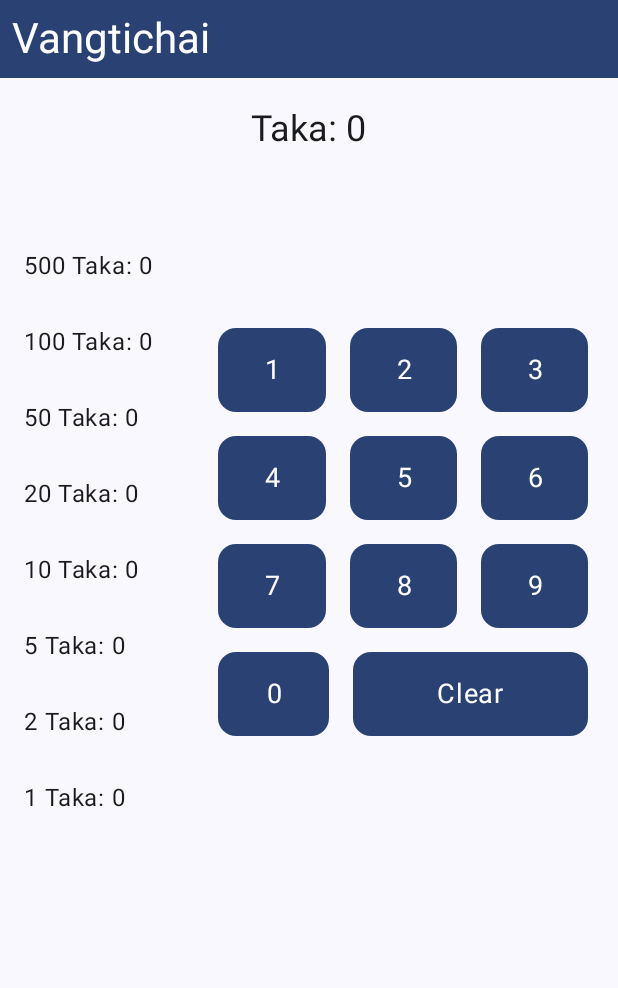
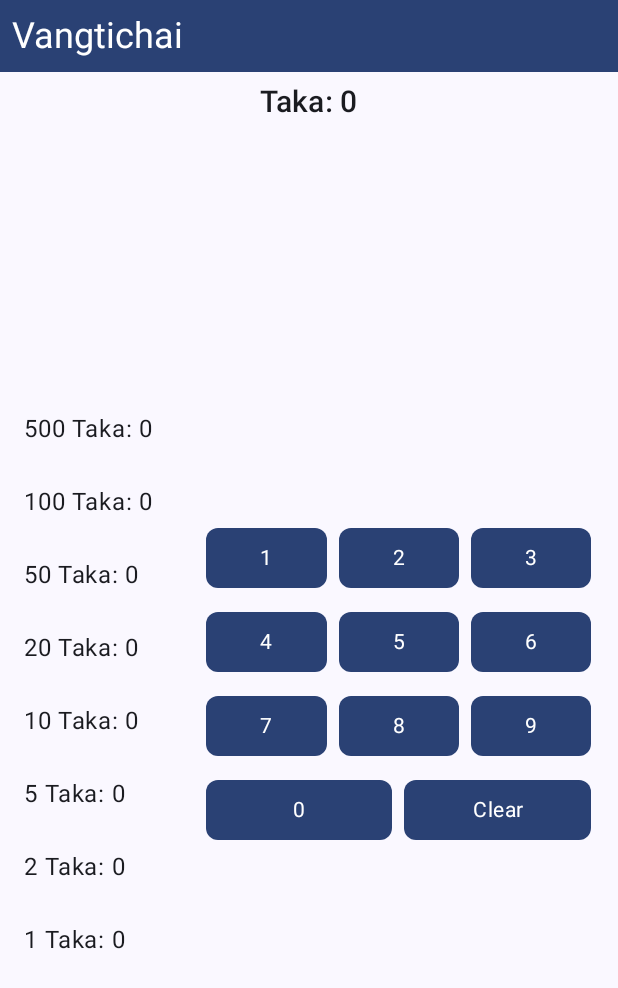
Before and after one commit to MHThe1/VangtiChai-CSE489, an Android app built with Jetpack Compose: the screen it shows after launch (MainActivity), on a phone screen of 412 x 824 dp. Shown: the top 988 px of the screen. Run offline under Robolectric (Android 15) with nearby library versions, the phone set to English and light mode, and no system bars.

Commit message:
fitting everything in a screen

```diff
--- a/app/src/main/java/com/classwork/vangtichai/MainActivity.kt
+++ b/app/src/main/java/com/classwork/vangtichai/MainActivity.kt
@@ -15,8 +15,6 @@ import androidx.compose.ui.tooling.preview.Preview
 import androidx.compose.ui.unit.dp
 import androidx.compose.ui.unit.sp
 import com.classwork.vangtichai.ui.theme.VangtiChaiTheme
-import androidx.compose.foundation.verticalScroll
-import androidx.compose.foundation.rememberScrollState
 import androidx.compose.ui.platform.LocalConfiguration
 
 class MainActivity : ComponentActivity() {
@@ -43,128 +41,132 @@ fun VangtiChaiApp() {
     var amount by rememberSaveable { mutableStateOf("0") } // Ensure "0" is the default value
     val changeNotes: Map<Int, Int> = calculateChange(amount.toIntOrNull() ?: 0)
 
-    // Enable Scrolling
-    val scrollState = rememberScrollState()
-
     // Get screen orientation using LocalConfiguration
     val configuration = LocalConfiguration.current
     val isLandscape = configuration.orientation == android.content.res.Configuration.ORIENTATION_LANDSCAPE
 
-    // Column with background color filling the whole screen and scrollability
-    Column(
+    // Main layout using BoxWithConstraints for responsive design
+    BoxWithConstraints(
         modifier = Modifier
             .fillMaxSize()
-            .background(MaterialTheme.colorScheme.background) // Set background color for the entire screen
-            .verticalScroll(scrollState), // Enable vertical scrolling
-        verticalArrangement = Arrangement.spacedBy(16.dp),
+            .background(MaterialTheme.colorScheme.background)
+    ) {
+        Column(
+            modifier = Modifier.fillMaxSize(),
+            verticalArrangement = Arrangement.spacedBy(8.dp),
             horizontalAlignment = Alignment.CenterHorizontally
         ) {
-        // Banner at the top with app title and background
+            // Title Bar
             Box(
                 modifier = Modifier
                     .fillMaxWidth()
-                .background(MaterialTheme.colorScheme.primary) // Background color for the title
-                .padding(8.dp) // Padding inside the Box for spacing
+                    .background(MaterialTheme.colorScheme.primary)
+                    .padding(8.dp)
             ) {
                 Text(
                     text = "Vangtichai",
-                style = MaterialTheme.typography.headlineMedium.copy(fontSize = 28.sp),
-                color = MaterialTheme.colorScheme.onPrimary, // Text color contrasting the background
-                modifier = Modifier.align(Alignment.TopStart)
+                    style = MaterialTheme.typography.headlineSmall.copy(fontSize = 24.sp),
+                    color = MaterialTheme.colorScheme.onPrimary
                 )
             }
 
             // Display the current Taka amount
             Text(
                 text = "Taka: $amount",
-            style = MaterialTheme.typography.headlineMedium.copy(fontSize = 24.sp),
+                style = MaterialTheme.typography.titleMedium.copy(fontSize = 20.sp),
                 modifier = Modifier.align(Alignment.CenterHorizontally)
             )
 
-        Spacer(modifier = Modifier.height(16.dp)) // Space between the Taka display and the rest
-
             if (isLandscape) {
-            // Landscape mode: display change notes in two columns and keep keypad on the right
+                // Landscape Mode: Two-column layout for change notes with the keypad on the right
                 Row(
                     modifier = Modifier
                         .fillMaxSize()
                         .padding(16.dp),
-                horizontalArrangement = Arrangement.spacedBy(16.dp),
-                verticalAlignment = Alignment.Top
+                    horizontalArrangement = Arrangement.spacedBy(8.dp),
+                    verticalAlignment = Alignment.CenterVertically
                 ) {
-                // Left section with two columns for change notes taking 50% of the width
+                    // Change notes taking 50% of the width
                     Row(
                         modifier = Modifier.weight(0.5f),
-                    horizontalArrangement = Arrangement.spacedBy(16.dp)
+                        horizontalArrangement = Arrangement.spacedBy(4.dp)
                     ) {
-                    // Split changeNotes into two lists for two sub-columns
+                        // Split changeNotes into two lists for two columns
                         val halfSize = (changeNotes.size + 1) / 2
                         val leftColumnNotes = changeNotes.toList().take(halfSize)
                         val rightColumnNotes = changeNotes.toList().drop(halfSize)
 
-                    // Left sub-column for the first half of the change notes
+                        // Left sub-column for change notes
                         Column(
                             modifier = Modifier.weight(1f),
-                        verticalArrangement = Arrangement.spacedBy(8.dp),
-                        horizontalAlignment = Alignment.Start
+                            verticalArrangement = Arrangement.spacedBy(10.dp)
                         ) {
-                        leftColumnNotes.forEach { (note: Int, count: Int) ->
-                            Text(text = "$note Taka: $count", style = MaterialTheme.typography.bodyLarge)
+                            leftColumnNotes.forEach { (note, count) ->
+                                Text(
+                                    text = "$note Taka: $count",
+                                    style = MaterialTheme.typography.bodyLarge
+                                )
                             }
                         }
 
-                    // Right sub-column for the second half of the change notes
+                        // Right sub-column for change notes
                         Column(
                             modifier = Modifier.weight(1f),
-                        verticalArrangement = Arrangement.spacedBy(8.dp),
-                        horizontalAlignment = Alignment.Start
+                            verticalArrangement = Arrangement.spacedBy(10.dp)
                         ) {
-                        rightColumnNotes.forEach { (note: Int, count: Int) ->
-                            Text(text = "$note Taka: $count", style = MaterialTheme.typography.bodyLarge)
+                            rightColumnNotes.forEach { (note, count) ->
+                                Text(
+                                    text = "$note Taka: $count",
+                                    style = MaterialTheme.typography.bodyLarge
+                                )
                             }
                         }
                     }
 
-                // Right section for the keypad, taking the remaining 50% width
+                    // Keypad taking 50% of the width
                     Keypad(
-                    modifier = Modifier.weight(0.5f),
+                        modifier = Modifier
+                            .weight(0.5f)
+                            .fillMaxHeight(),
                         onDigitClick = { digit ->
                             amount = when {
-                            digit == "Clear" -> "0" // Reset to "0" when cleared
-                            amount == "0" -> digit // Replace "0" with the first digit
-                            else -> (amount + digit).take(9) // Limit to 9 digits
+                                digit == "Clear" -> "0"
+                                amount == "0" -> digit
+                                else -> (amount + digit).take(9)
                             }
                         }
                     )
                 }
             } else {
-            // Portrait mode: Original design with results on the left and keypad on the right
+                // Portrait Mode: Original layout with the change notes on the left and keypad on the right
                 Row(
                     modifier = Modifier
                         .fillMaxSize()
                         .padding(16.dp),
-                horizontalArrangement = Arrangement.spacedBy(16.dp),
-                verticalAlignment = Alignment.CenterVertically // Align components to the top
+                    horizontalArrangement = Arrangement.spacedBy(8.dp),
+                    verticalAlignment = Alignment.CenterVertically
                 ) {
-                // Display with results on the left
+                    // Change notes taking 30% of the width
                     Column(
                         modifier = Modifier.weight(0.3f),
-                    verticalArrangement = Arrangement.spacedBy(32.dp),
-                    horizontalAlignment = Alignment.Start
+                        verticalArrangement = Arrangement.spacedBy(30.dp)
                     ) {
-                    changeNotes.forEach { (note: Int, count: Int) ->
-                        Text(text = "$note Taka: $count", style = MaterialTheme.typography.bodyLarge)
+                        changeNotes.forEach { (note, count) ->
+                            Text(
+                                text = "$note Taka: $count",
+                                style = MaterialTheme.typography.bodyLarge
+                            )
                         }
                     }
 
-                // Numeric keypad on the right
+                    // Keypad taking 70% of the width
                     Keypad(
                         modifier = Modifier.weight(0.7f),
                         onDigitClick = { digit ->
                             amount = when {
-                            digit == "Clear" -> "0" // Reset to "0" when cleared
-                            amount == "0" -> digit // Replace "0" with the first digit
-                            else -> (amount + digit).take(9) // Limit to 9 digits
+                                digit == "Clear" -> "0"
+                                amount == "0" -> digit
+                                else -> (amount + digit).take(9)
                             }
                         }
                     )
@@ -172,9 +174,7 @@ fun VangtiChaiApp() {
             }
         }
     }
-
-
-
+}
 
 @Composable
 fun Keypad(modifier: Modifier = Modifier, onDigitClick: (String) -> Unit) {
@@ -187,38 +187,30 @@ fun Keypad(modifier: Modifier = Modifier, onDigitClick: (String) -> Unit) {
 
     Column(
         modifier = modifier,
-        verticalArrangement = Arrangement.spacedBy(8.dp),
+        verticalArrangement = Arrangement.spacedBy(4.dp),
         horizontalAlignment = Alignment.CenterHorizontally
     ) {
         for (row in keys) {
             Row(
                 modifier = Modifier.fillMaxWidth(),
-                horizontalArrangement = Arrangement.spacedBy(8.dp)
+                horizontalArrangement = Arrangement.spacedBy(4.dp)
             ) {
-                for ((index, key) in row.withIndex()) {
+                for (key in row) {
                     Button(
                         onClick = { onDigitClick(key) },
-                        modifier = if (row == keys.last() && key == "Clear") {
-                            Modifier
-                                .weight(2f) // Double the width for the "Clear" button
-                                .height(64.dp) // Fixed height for all buttons
-                                .padding(4.dp)
-                        } else {
-                            Modifier
-                                .weight(1f) // Normal width for other buttons
-                                .height(64.dp) // Fixed height for all buttons
-                                .padding(4.dp)
-                        },
+                        modifier = Modifier
+                            .weight(1f)
+                            .padding(2.dp),
                         colors = ButtonDefaults.buttonColors(
-                            containerColor = MaterialTheme.colorScheme.primary, // Background color
-                            contentColor = MaterialTheme.colorScheme.onPrimary // Text color
+                            containerColor = MaterialTheme.colorScheme.primary,
+                            contentColor = MaterialTheme.colorScheme.onPrimary
                         ),
-                        shape = MaterialTheme.shapes.medium // Rounded corners
+                        shape = MaterialTheme.shapes.small
                     ) {
                         Text(
                             text = key,
                             textAlign = TextAlign.Center,
-                            style = MaterialTheme.typography.bodyLarge.copy(fontSize = 18.sp) // Custom text style
+                            style = MaterialTheme.typography.bodySmall.copy(fontSize = 14.sp)
                         )
                     }
                 }
```
Lines whose indentation alone changed are shown as unchanged.
